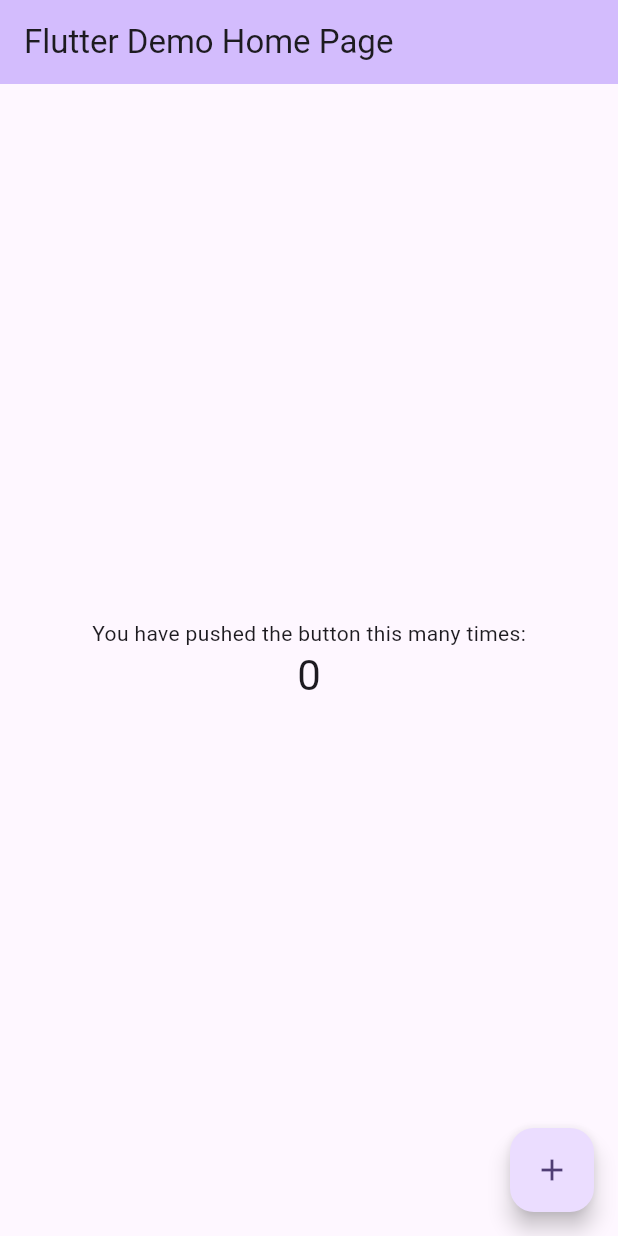
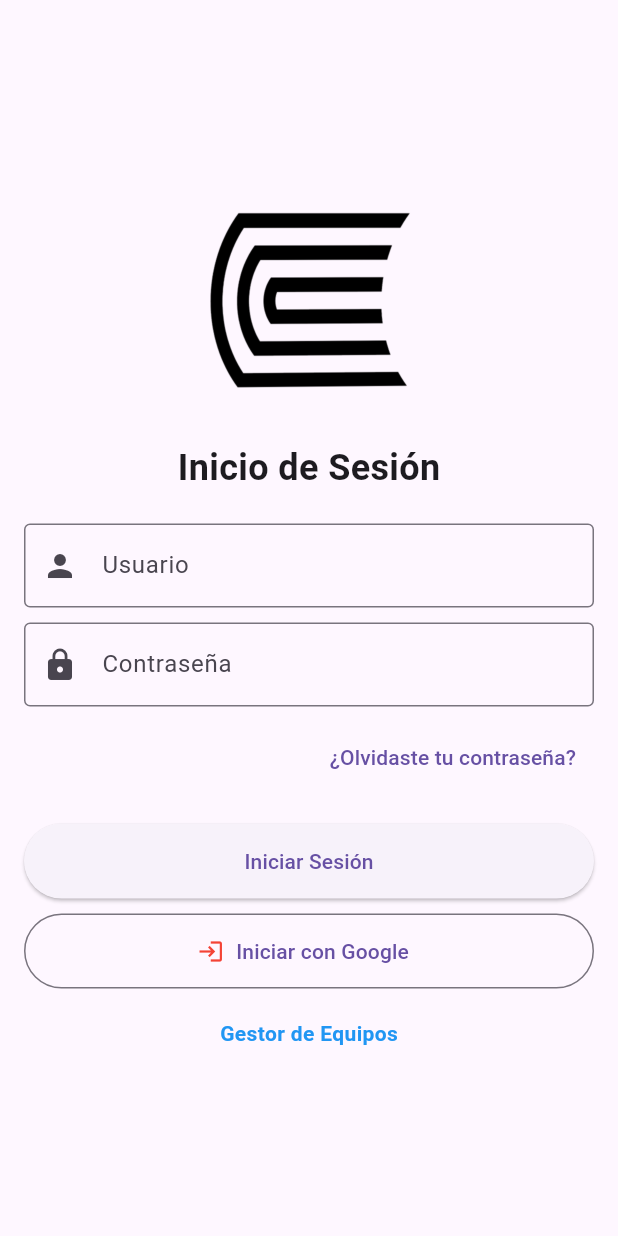
Before and after one commit to Kenss12345/app_comu, a Flutter app: the screen it shows after launch, on a phone screen of 412 x 824 dp. Run offline on Flutter 3.47's test engine with Material 3 defaults, Android fonts, the phone set to English and light mode, and no system bars.

Commit message:
Creación de pantalla de carga y Login

```diff
--- a/lib/main.dart
+++ b/lib/main.dart
@@ -1,4 +1,6 @@
 import 'package:flutter/material.dart';
+import 'screens/splash_screen.dart';
+import 'screens/login_screen.dart';
 
 void main() {
   runApp(const MyApp());
@@ -10,69 +12,12 @@ class MyApp extends StatelessWidget {
   @override
   Widget build(BuildContext context) {
     return MaterialApp(
-      title: 'Flutter Demo',
+      debugShowCheckedModeBanner: false,
+      title: 'Préstamo de Equipos',
       theme: ThemeData(
-
-        colorScheme: ColorScheme.fromSeed(seedColor: Colors.deepPurple),
-        useMaterial3: true,
+        primarySwatch: Colors.blue,
       ),
-      home: const MyHomePage(title: 'Flutter Demo Home Page'),
+      home: const SplashScreen(), // Pantalla de carga inicial
     );
   }
 }
-
-class MyHomePage extends StatefulWidget {
-  const MyHomePage({super.key, required this.title});
-
-
-
-  final String title;
-
-  @override
-  State<MyHomePage> createState() => _MyHomePageState();
-}
-
-class _MyHomePageState extends State<MyHomePage> {
-  int _counter = 0;
-
-  void _incrementCounter() {
-    setState(() {
-
-      _counter++;
-    });
-  }
-
-  @override
-  Widget build(BuildContext context) {
-
-    return Scaffold(
-      appBar: AppBar(
-
-        backgroundColor: Theme.of(context).colorScheme.inversePrimary,
-
-        title: Text(widget.title),
-      ),
-      body: Center(
-
-        child: Column(
-
-          mainAxisAlignment: MainAxisAlignment.center,
-          children: <Widget>[
-            const Text(
-              'You have pushed the button this many times:',
-            ),
-            Text(
-              '$_counter',
-              style: Theme.of(context).textTheme.headlineMedium,
-            ),
-          ],
-        ),
-      ),
-      floatingActionButton: FloatingActionButton(
-        onPressed: _incrementCounter,
-        tooltip: 'Increment',
-        child: const Icon(Icons.add),
-      ),
-    );
-  }
-}
--- /dev/null
+++ b/lib/screens/login_screen.dart
@@ -0,0 +1,93 @@
+import 'package:flutter/material.dart';
+
+class LoginScreen extends StatefulWidget {
+  const LoginScreen({super.key});
+
+  @override
+  _LoginScreenState createState() => _LoginScreenState();
+}
+
+class _LoginScreenState extends State<LoginScreen> {
+  final TextEditingController _emailController = TextEditingController();
+  final TextEditingController _passwordController = TextEditingController();
+
+  @override
+  Widget build(BuildContext context) {
+    return Scaffold(
+      body: Padding(
+        padding: const EdgeInsets.all(16.0),
+        child: Column(
+          mainAxisAlignment: MainAxisAlignment.center,
+          children: [
+            Image.asset('assets/UC.png', width: 150), // Logo
+            const SizedBox(height: 20),
+            const Text(
+              "Inicio de Sesión",
+              style: TextStyle(fontSize: 24, fontWeight: FontWeight.bold),
+            ),
+            const SizedBox(height: 20),
+            TextField(
+              controller: _emailController,
+              decoration: const InputDecoration(
+                labelText: 'Usuario',
+                prefixIcon: Icon(Icons.person),
+                border: OutlineInputBorder(),
+              ),
+            ),
+            const SizedBox(height: 10),
+            TextField(
+              controller: _passwordController,
+              obscureText: true,
+              decoration: const InputDecoration(
+                labelText: 'Contraseña',
+                prefixIcon: Icon(Icons.lock),
+                border: OutlineInputBorder(),
+              ),
+            ),
+            const SizedBox(height: 10),
+            Align(
+              alignment: Alignment.centerRight,
+              child: TextButton(
+                onPressed: () {
+                  // Aquí puedes agregar la navegación a la pantalla de recuperación de contraseña
+                },
+                child: const Text("¿Olvidaste tu contraseña?"),
+              ),
+            ),
+            const SizedBox(height: 20),
+            ElevatedButton(
+              onPressed: () {
+                // Aquí se manejará la autenticación en el futuro
+              },
+              style: ElevatedButton.styleFrom(
+                minimumSize: const Size(double.infinity, 50),
+              ),
+              child: const Text("Iniciar Sesión"),
+            ),
+            const SizedBox(height: 10),
+            OutlinedButton.icon(
+              onPressed: () {
+                // Aquí puedes agregar la autenticación con Google
+              },
+              icon: const Icon(Icons.login, color: Colors.red),
+              label: const Text("Iniciar con Google"),
+              style: OutlinedButton.styleFrom(
+                minimumSize: const Size(double.infinity, 50),
+              ),
+            ),
+            const SizedBox(height: 20),
+            GestureDetector(
+              onTap: () {
+                // Aquí puedes agregar la navegación a la pantalla de "Gestor de Equipos"
+              },
+              child: const Text(
+                "Gestor de Equipos",
+                style: TextStyle(color: Colors.blue, fontWeight: FontWeight.bold),
+              ),
+            ),
+          ],
+        ),
+      ),
+    );
+  }
+}
--- /dev/null
+++ b/lib/screens/splash_screen.dart
@@ -0,0 +1,40 @@
+import 'package:flutter/material.dart';
+import 'dart:async';
+import 'login_screen.dart';
+
+class SplashScreen extends StatefulWidget {
+  const SplashScreen({super.key});
+
+  @override
+  _SplashScreenState createState() => _SplashScreenState();
+}
+
+class _SplashScreenState extends State<SplashScreen> {
+  @override
+  void initState() {
+    super.initState();
+    // Espera 3 segundos y luego navega a la pantalla de login
+    Timer(const Duration(seconds: 3), () {
+      Navigator.of(context).pushReplacement(
+        MaterialPageRoute(builder: (context) => const LoginScreen()),
+      );
+    });
+  }
+
+  @override
+  Widget build(BuildContext context) {
+    return Scaffold(
+      backgroundColor: Colors.white,
+      body: Center(
+        child: Column(
+          mainAxisAlignment: MainAxisAlignment.center,
+          children: [
+            Image.asset('assets/UC.png', width: 200), // Agrega el logo
+            const SizedBox(height: 20),
+            const CircularProgressIndicator(), // Indicador de carga
+          ],
+        ),
+      ),
+    );
+  }
+}
```
Also changed, not shown: pubspec.yaml (+3 -66 lines), assets/UC.png (added).
